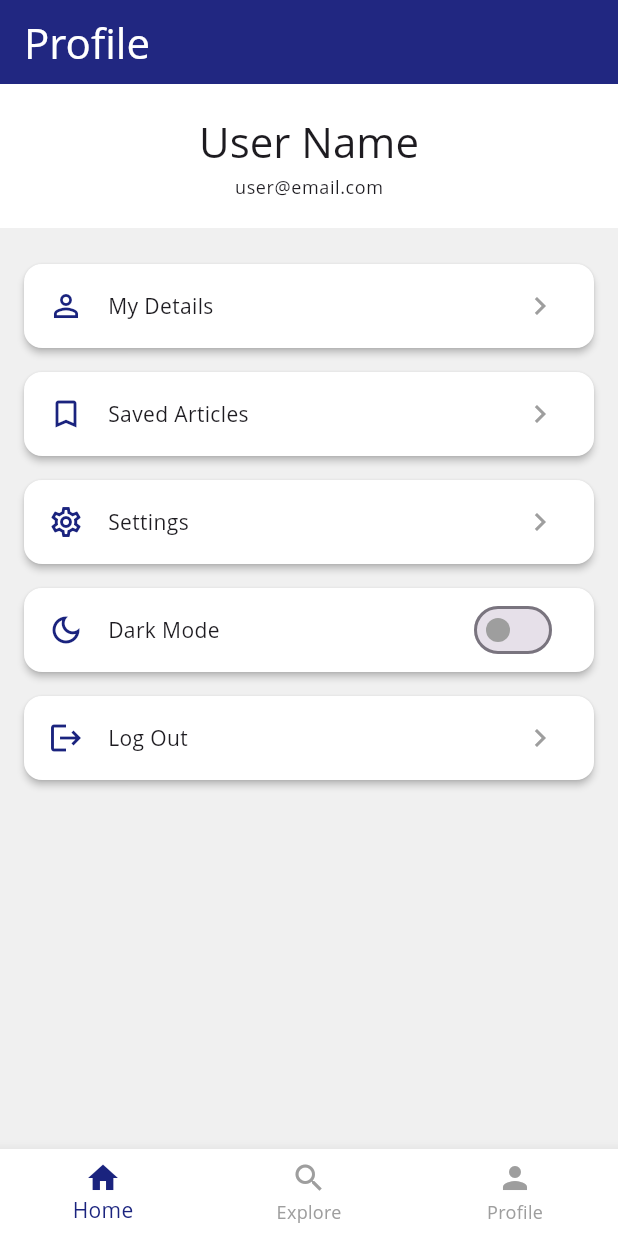
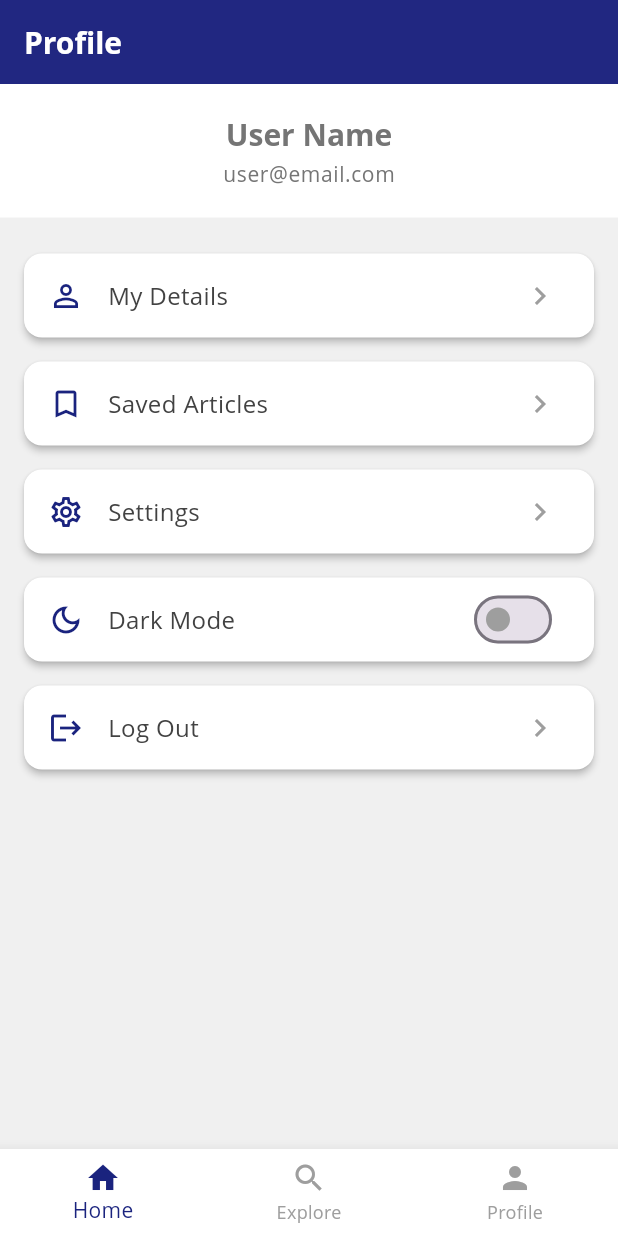
Before and after one commit to nrahil/News_application, a Flutter app: the screen it shows once a user with an empty profile is signed in, swiped to page 3, on a phone screen of 412 x 824 dp. Run offline on Flutter 3.47's test engine with Material 3 defaults, Android fonts, the phone set to English and light mode, and no system bars; our stand-ins replace carousel_slider, cloud_firestore, firebase_auth, firebase_core; accounts and stored records are empty; network calls fail; Roboto replaces fonts that are missing (Open Sans).

Commit message:
minor fixes

```diff
--- a/lib/main.dart
+++ b/lib/main.dart
@@ -1,8 +1,7 @@
-// lib/main.dart
-
 import 'package:flutter/material.dart';
 import 'package:firebase_core/firebase_core.dart';
-import 'package:news_app/main_screen.dart';
+import 'package:news_app/main_screen.dart'; // This imports the AuthChecker
+
 import 'firebase_options.dart';
 
 Future<void> main() async {
@@ -13,13 +12,26 @@ Future<void> main() async {
   runApp(const MyApp());
 }
 
-class MyApp extends StatelessWidget {
+class MyApp extends StatefulWidget {
   const MyApp({Key? key}) : super(key: key);
+
+  @override
+  State<MyApp> createState() => _MyAppState();
+}
+
+class _MyAppState extends State<MyApp> {
+  ThemeMode _themeMode = ThemeMode.light;
+
+  void toggleTheme(bool isDark) {
+    setState(() {
+      _themeMode = isDark ? ThemeMode.dark : ThemeMode.light;
+    });
+  }
 
   @override
   Widget build(BuildContext context) {
     return MaterialApp(
-      // Your full theme data goes here to be accessible throughout the app
+      title: 'News App',
       theme: ThemeData(
         fontFamily: 'Open Sans',
         brightness: Brightness.light,
@@ -27,6 +39,30 @@ class MyApp extends StatelessWidget {
         primaryColor: const Color(0xFF1A237E),
         hintColor: const Color(0xFF1A237E),
         cardColor: const Color(0xFFFFFFFF),
+        textTheme: const TextTheme(
+          headlineSmall: TextStyle(
+            fontSize: 24.0,
+            fontWeight: FontWeight.bold,
+            color: Color(0xFF212121),
+          ),
+          headlineMedium: TextStyle(
+            fontSize: 20.0,
+            fontWeight: FontWeight.bold,
+            color: Color(0xFF212121),
+          ),
+          bodyMedium: TextStyle(
+            fontSize: 16.0,
+            color: Color(0xFF424242),
+          ),
+          bodySmall: TextStyle(
+            fontSize: 14.0,
+            color: Color(0xFF757575),
+          ),
+          labelSmall: TextStyle(
+            fontSize: 12.0,
+            color: Color(0xFF9E9E9E),
+          ),
+        ),
       ),
       darkTheme: ThemeData(
         fontFamily: 'Open Sans',
@@ -35,9 +71,33 @@ class MyApp extends StatelessWidget {
         primaryColor: const Color(0xFF1A237E),
         hintColor: const Color(0xFFBB86FC),
         cardColor: const Color(0xFF1E1E1E),
+        textTheme: const TextTheme(
+          headlineSmall: TextStyle(
+            fontSize: 24.0,
+            fontWeight: FontWeight.bold,
+            color: Color(0xFFF8F8F8),
+          ),
+          headlineMedium: TextStyle(
+            fontSize: 20.0,
+            fontWeight: FontWeight.bold,
+            color: Color(0xFFF8F8F8),
+          ),
+          bodyMedium: TextStyle(
+            fontSize: 16.0,
+            color: Color(0xFFC0C0C0),
+          ),
+          bodySmall: TextStyle(
+            fontSize: 14.0,
+            color: Color(0xFFC0C0C0),
+          ),
+          labelSmall: TextStyle(
+            fontSize: 12.0,
+            color: Color(0xFF888888),
+          ),
+        ),
       ),
-      themeMode: ThemeMode.light, // This will be dynamic with a provider later
-      home: const AuthChecker(),
+      themeMode: _themeMode,
+      home: AuthChecker(onToggleTheme: toggleTheme, isDark: _themeMode == ThemeMode.dark),
     );
   }
 }
--- a/lib/main_screen.dart
+++ b/lib/main_screen.dart
@@ -1,16 +1,16 @@
-// lib/main_screen.dart
-
 import 'package:firebase_auth/firebase_auth.dart';
 import 'package:flutter/material.dart';
 import 'package:news_app/pages/login_page.dart';
 import 'package:news_app/widgets/main_app_wrapper.dart';
 
 class AuthChecker extends StatelessWidget {
-  const AuthChecker({Key? key}) : super(key: key);
+  final void Function(bool) onToggleTheme;
+  final bool isDark;
+
+  const AuthChecker({Key? key, required this.onToggleTheme, required this.isDark}) : super(key: key);
 
   @override
   Widget build(BuildContext context) {
-    // The StreamBuilder now returns a single widget that handles the navigation
     return StreamBuilder(
       stream: FirebaseAuth.instance.authStateChanges(),
       builder: (context, snapshot) {
@@ -18,8 +18,10 @@ class AuthChecker extends StatelessWidget {
           return const Center(child: CircularProgressIndicator());
         }
         if (snapshot.hasData) {
-          return MainAppWrapper();
+          // User is logged in, show the MainAppWrapper and pass the theme state down
+          return MainAppWrapper(onToggleTheme: onToggleTheme, isDark: isDark);
         }
+        // User is not logged in, show the LoginPage
         return const LoginPage();
       },
     );
--- a/lib/pages/profile_page.dart
+++ b/lib/pages/profile_page.dart
@@ -1,14 +1,23 @@
 import 'package:flutter/material.dart';
 import 'package:news_app/pages/saved_articles_page.dart';
 import 'package:firebase_auth/firebase_auth.dart';
+
 class ProfilePage extends StatelessWidget {
   final void Function(bool) onToggleTheme;
-  final bool isDark;
+  final bool isDark; // This is now a required parameter
 
   const ProfilePage({super.key, required this.onToggleTheme, required this.isDark});
 
+  void _signOut() {
+    FirebaseAuth.instance.signOut();
+  }
+
   @override
   Widget build(BuildContext context) {
+
+    final userCredential = FirebaseAuth.instance.currentUser;
+    final userName = userCredential?.displayName ?? "User Name";
+    final userEmail = "";
     return Scaffold(
       appBar: AppBar(
         title: Text(
@@ -59,10 +68,7 @@ class ProfilePage extends StatelessWidget {
             context,
             icon: Icons.logout,
             title: "Log Out",
-            onTap: () async {
-              await FirebaseAuth.instance.signOut();
-
-            },
+            onTap: _signOut,
           ),
         ],
       ),
@@ -70,20 +76,23 @@ class ProfilePage extends StatelessWidget {
   }
 
   Widget _buildHeader(BuildContext context) {
+    // isDark is available as a class property
+    final headerTextColor = isDark ? Colors.white : Theme.of(context).textTheme.bodySmall!.color;
+    final emailTextColor = isDark ? Colors.grey : Theme.of(context).textTheme.bodySmall!.color;
+
     return Container(
       padding: const EdgeInsets.symmetric(vertical: 20),
       color: Theme.of(context).cardColor,
       child: Column(
         children: [
-          // Text-based header instead of an image
           Text(
             "User Name",
-            style: Theme.of(context).textTheme.headlineMedium,
+            style: Theme.of(context).textTheme.headlineMedium!.copyWith(color: headerTextColor),
           ),
           const SizedBox(height: 4),
           Text(
             "user@email.com",
-            style: Theme.of(context).textTheme.bodySmall,
+            style: Theme.of(context).textTheme.bodySmall!.copyWith(color: emailTextColor),
           ),
         ],
       ),
@@ -96,6 +105,7 @@ class ProfilePage extends StatelessWidget {
       required String title,
       required VoidCallback onTap,
       }) {
+    // isDark is available as a class property
     final iconColor = isDark ? Theme.of(context).hintColor : Theme.of(context).primaryColor;
     final trailingIconColor = isDark ? Colors.grey[600] : Colors.grey;
 
@@ -119,6 +129,7 @@ class ProfilePage extends StatelessWidget {
       required bool value,
       required ValueChanged<bool> onChanged,
       }) {
+    // isDark is available as a class property
     final iconColor = isDark ? Theme.of(context).hintColor : Theme.of(context).primaryColor;
 
     return Card(
--- a/lib/widgets/main_app_wrapper.dart
+++ b/lib/widgets/main_app_wrapper.dart
@@ -1,4 +1,3 @@
-
 import 'package:flutter/material.dart';
 import 'package:news_app/pages/home_page.dart';
 import 'package:news_app/pages/explore_page.dart';
@@ -7,7 +6,10 @@ import 'package:news_app/pages/profile_page.dart';
 import 'package:news_app/widgets/bottom_nav_bar.dart';
 
 class MainAppWrapper extends StatefulWidget {
-  const MainAppWrapper({Key? key}) : super(key: key);
+  final void Function(bool) onToggleTheme;
+  final bool isDark;
+
+  const MainAppWrapper({Key? key, required this.onToggleTheme, required this.isDark}) : super(key: key);
 
   @override
   _MainAppWrapperState createState() => _MainAppWrapperState();
@@ -16,7 +18,6 @@ class MainAppWrapper extends StatefulWidget {
 class _MainAppWrapperState extends State<MainAppWrapper> {
   int _selectedIndex = 0;
   final PageController _pageController = PageController();
-  ThemeMode _themeMode = ThemeMode.light;
 
   void _onItemTapped(int index) {
     setState(() {
@@ -27,12 +28,6 @@ class _MainAppWrapperState extends State<MainAppWrapper> {
       duration: const Duration(milliseconds: 300),
       curve: Curves.easeIn,
     );
-  }
-
-  void toggleTheme(bool isDark) {
-    setState(() {
-      _themeMode = isDark ? ThemeMode.dark : ThemeMode.light;
-    });
   }
 
   @override
@@ -59,8 +54,8 @@ class _MainAppWrapperState extends State<MainAppWrapper> {
             );
           }),
           ProfilePage(
-            onToggleTheme: toggleTheme,
-            isDark: _themeMode == ThemeMode.dark,
+            onToggleTheme: widget.onToggleTheme,
+            isDark: widget.isDark,
           ),
         ],
       ),
```
